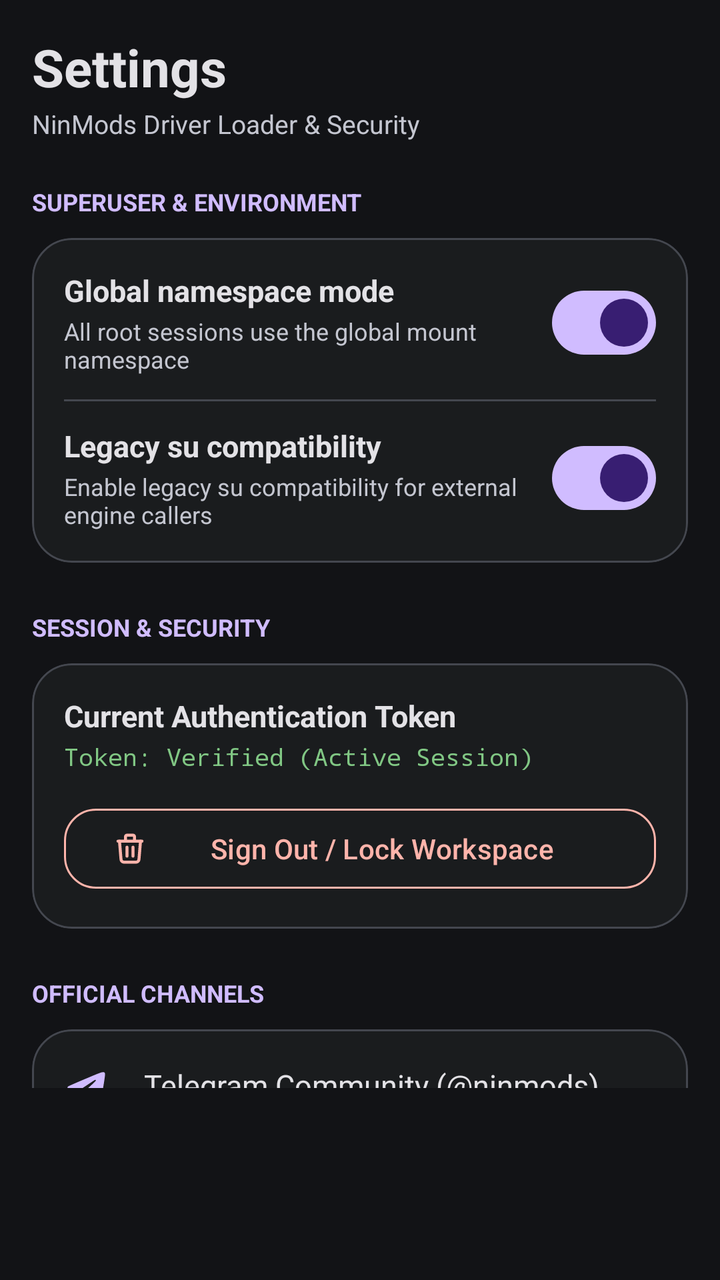
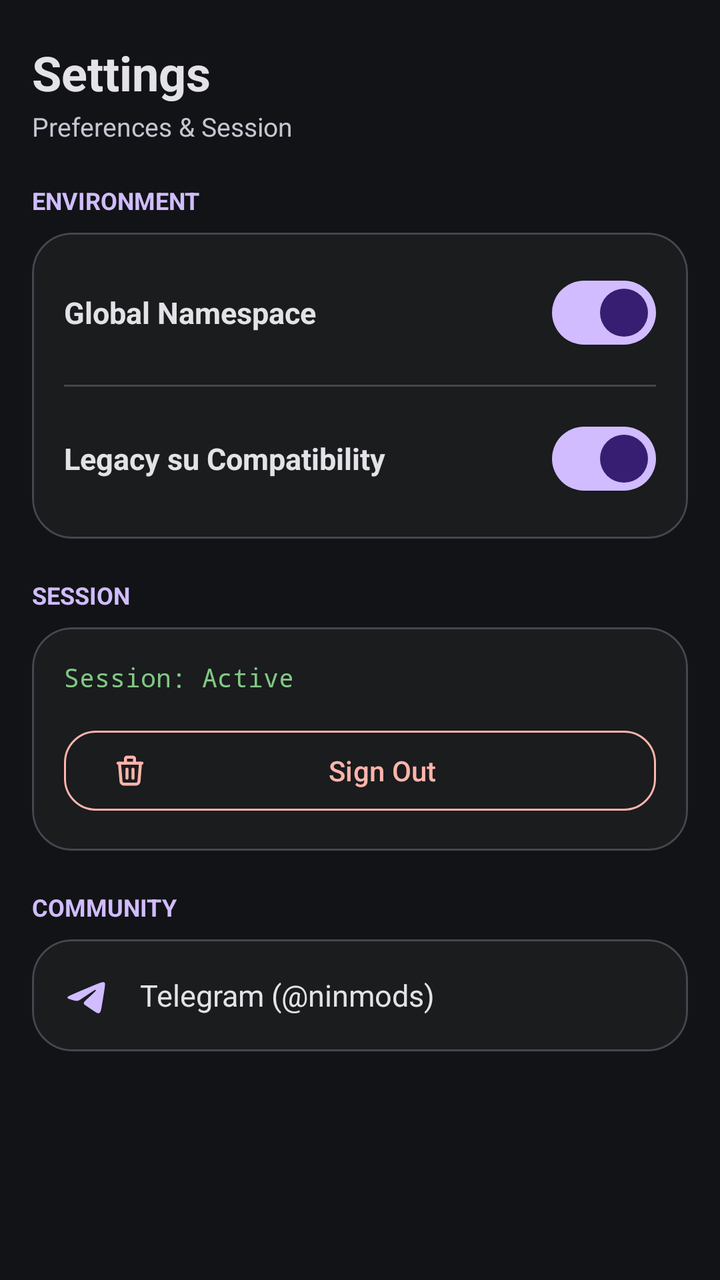

The first picture is an Android layout as it rendered before a commit; the second is the same layout after the commit. The layout source and the unified diff follow.
<!-- AndroidManifest.xml: application theme Theme.DriverLoader -->
<!-- res/layout/fragment_settings.xml -->
<?xml version="1.0" encoding="utf-8"?>
<ScrollView xmlns:android="http://schemas.android.com/apk/res/android"
    xmlns:app="http://schemas.android.com/apk/res-auto"
    android:layout_width="match_parent"
    android:layout_height="match_parent"
    android:background="@color/apatch_background"
    android:paddingHorizontal="16dp"
    android:paddingTop="16dp"
    android:paddingBottom="96dp">

    <LinearLayout
        android:layout_width="match_parent"
        android:layout_height="wrap_content"
        android:orientation="vertical">

        
        <TextView
            android:layout_width="wrap_content"
            android:layout_height="wrap_content"
            android:text="Settings"
            android:textColor="@color/apatch_text_primary"
            android:textSize="26sp"
            android:textStyle="bold" />

        <TextView
            android:layout_width="wrap_content"
            android:layout_height="wrap_content"
            android:layout_marginTop="2dp"
            android:text="NinMods Driver Loader &amp; Security"
            android:textColor="@color/apatch_text_secondary"
            android:textSize="13sp" />

        
        <TextView
            android:layout_width="wrap_content"
            android:layout_height="wrap_content"
            android:layout_marginTop="22dp"
            android:text="SUPERUSER &amp; ENVIRONMENT"
            android:textColor="@color/apatch_primary"
            android:textSize="12sp"
            android:textStyle="bold" />

        <com.google.android.material.card.MaterialCardView
            android:layout_width="match_parent"
            android:layout_height="wrap_content"
            android:layout_marginTop="10dp"
            app:cardCornerRadius="20dp"
            app:cardBackgroundColor="@color/apatch_surface"
            app:strokeColor="@color/apatch_outline"
            app:strokeWidth="1dp">

            <LinearLayout
                android:layout_width="match_parent"
                android:layout_height="wrap_content"
                android:orientation="vertical"
                android:padding="16dp">

                <LinearLayout
                    android:layout_width="match_parent"
                    android:layout_height="wrap_content"
                    android:orientation="horizontal"
                    android:gravity="center_vertical">

                    <LinearLayout
                        android:layout_width="0dp"
                        android:layout_height="wrap_content"
                        android:layout_weight="1"
                        android:orientation="vertical">

                        <TextView
                            android:layout_width="wrap_content"
                            android:layout_height="wrap_content"
                            android:text="Global namespace mode"
                            android:textColor="@color/apatch_text_primary"
                            android:textSize="15sp"
                            android:textStyle="bold" />

                        <TextView
                            android:layout_width="wrap_content"
                            android:layout_height="wrap_content"
                            android:layout_marginTop="2dp"
                            android:text="All root sessions use the global mount namespace"
                            android:textColor="@color/apatch_text_secondary"
                            android:textSize="12sp" />
                    </LinearLayout>

                    <com.google.android.material.materialswitch.MaterialSwitch
                        android:id="@+id/swGlobalNamespace"
                        android:layout_width="wrap_content"
                        android:layout_height="wrap_content"
                        android:checked="true" />
                </LinearLayout>

                <View
                    android:layout_width="match_parent"
                    android:layout_height="1dp"
                    android:layout_marginVertical="12dp"
                    android:background="@color/apatch_outline" />

                <LinearLayout
                    android:layout_width="match_parent"
                    android:layout_height="wrap_content"
                    android:orientation="horizontal"
                    android:gravity="center_vertical">

                    <LinearLayout
                        android:layout_width="0dp"
                        android:layout_height="wrap_content"
                        android:layout_weight="1"
                        android:orientation="vertical">

                        <TextView
                            android:layout_width="wrap_content"
                            android:layout_height="wrap_content"
                            android:text="Legacy su compatibility"
                            android:textColor="@color/apatch_text_primary"
                            android:textSize="15sp"
                            android:textStyle="bold" />

                        <TextView
                            android:layout_width="wrap_content"
                            android:layout_height="wrap_content"
                            android:layout_marginTop="2dp"
                            android:text="Enable legacy su compatibility for external engine callers"
                            android:textColor="@color/apatch_text_secondary"
                            android:textSize="12sp" />
                    </LinearLayout>

                    <com.google.android.material.materialswitch.MaterialSwitch
                        android:id="@+id/swLegacySu"
                        android:layout_width="wrap_content"
                        android:layout_height="wrap_content"
                        android:checked="true" />
                </LinearLayout>

            </LinearLayout>
        </com.google.android.material.card.MaterialCardView>

        
        <TextView
            android:layout_width="wrap_content"
            android:layout_height="wrap_content"
            android:layout_marginTop="24dp"
            android:text="SESSION &amp; SECURITY"
            android:textColor="@color/apatch_primary"
            android:textSize="12sp"
            android:textStyle="bold" />

        <com.google.android.material.card.MaterialCardView
            android:layout_width="match_parent"
            android:layout_height="wrap_content"
            android:layout_marginTop="10dp"
            app:cardCornerRadius="20dp"
            app:cardBackgroundColor="@color/apatch_surface"
            app:strokeColor="@color/apatch_outline"
            app:strokeWidth="1dp">

            <LinearLayout
                android:layout_width="match_parent"
                android:layout_height="wrap_content"
                android:orientation="vertical"
                android:padding="16dp">

                <TextView
                    android:layout_width="wrap_content"
                    android:layout_height="wrap_content"
                    android:text="Current Authentication Token"
                    android:textColor="@color/apatch_text_primary"
                    android:textSize="15sp"
                    android:textStyle="bold" />

                <TextView
                    android:id="@+id/tvCurrentAuthKey"
                    android:layout_width="wrap_content"
                    android:layout_height="wrap_content"
                    android:layout_marginTop="2dp"
                    android:text="Token: Verified (Active Session)"
                    android:textColor="@color/apatch_success"
                    android:textSize="12sp"
                    android:fontFamily="monospace" />

                <com.google.android.material.button.MaterialButton
                    android:id="@+id/btnLogout"
                    android:layout_width="match_parent"
                    android:layout_height="48dp"
                    android:layout_marginTop="14dp"
                    android:text="Sign Out / Lock Workspace"
                    android:textColor="@color/apatch_error"
                    app:strokeColor="@color/apatch_error"
                    app:strokeWidth="1dp"
                    style="@style/Widget.Material3.Button.OutlinedButton"
                    app:cornerRadius="16dp"
                    app:icon="@drawable/trash"
                    app:iconTint="@color/apatch_error" />

            </LinearLayout>
        </com.google.android.material.card.MaterialCardView>

        
        <TextView
            android:layout_width="wrap_content"
            android:layout_height="wrap_content"
            android:layout_marginTop="24dp"
            android:text="OFFICIAL CHANNELS"
            android:textColor="@color/apatch_primary"
            android:textSize="12sp"
            android:textStyle="bold" />

        <com.google.android.material.card.MaterialCardView
            android:layout_width="match_parent"
            android:layout_height="wrap_content"
            android:layout_marginTop="10dp"
            app:cardCornerRadius="20dp"
            app:cardBackgroundColor="@color/apatch_surface"
            app:strokeColor="@color/apatch_outline"
            app:strokeWidth="1dp">

            <LinearLayout
                android:layout_width="match_parent"
                android:layout_height="wrap_content"
                android:orientation="vertical"
                android:padding="16dp">

                <LinearLayout
                    android:id="@+id/layoutTelegram"
                    android:layout_width="match_parent"
                    android:layout_height="wrap_content"
                    android:orientation="horizontal"
                    android:gravity="center_vertical"
                    android:clickable="true"
                    android:focusable="true">

                    <ImageView
                        android:layout_width="24dp"
                        android:layout_height="24dp"
                        android:src="@drawable/telegram"
                        app:tint="@color/apatch_primary" />

                    <TextView
                        android:layout_width="wrap_content"
                        android:layout_height="wrap_content"
                        android:layout_marginStart="16dp"
                        android:text="Telegram Community (@ninmods)"
                        android:textColor="@color/apatch_text_primary"
                        android:textSize="15sp" />
                </LinearLayout>

            </LinearLayout>
        </com.google.android.material.card.MaterialCardView>

    </LinearLayout>
</ScrollView>
<!-- resources referenced by this layout -->
<resources>
  <color name="apatch_background">#121316</color>
  <color name="apatch_error">#FFB4AB</color>
  <color name="apatch_outline">#44474F</color>
  <color name="apatch_primary">#D0BCFF</color>
  <color name="apatch_success">#81C784</color>
  <color name="apatch_surface">#1A1C1E</color>
  <color name="apatch_text_primary">#E3E2E6</color>
  <color name="apatch_text_secondary">#C4C6D0</color>
  <!-- drawable telegram (drawable) -->
  <vector xmlns:android="http://schemas.android.com/apk/res/android"
      android:width="24dp"
      android:height="24dp"
      android:viewportWidth="1024"
      android:viewportHeight="1024">
      <path
          android:fillColor="#ffff"
          android:pathData="M769.45,245.76c21.08,-7.47 42.28,-15.36 65.19,-15.36 27.05,0.04 39.94,11.73 40.32,38.83 0.68,44.03 -8.66,87.17 -13.99,130.69 -2.99,24.32 -45.27,285.95 -64.77,392.19 -4.05,22.06 -7.04,44.37 -16.38,65.15 -15.15,33.66 -36.1,43.14 -71.21,31.7 -15.96,-5.21 -29.99,-13.99 -43.78,-23.34 -66.99,-45.27 -211.67,-142.98 -216.7,-146.99 -31.15,-24.87 -36.95,-45.4 -5.42,-78.59 34.86,-36.69 132.44,-124.37 143.15,-134.83a956.84,956.84 0,0 0,84.91 -83.03c5.85,-6.4 12.76,-13.4 5.21,-22.27 -7.34,-8.62 -15.79,-3.84 -23.17,0.73a2884.91,2884.91 0,0 0,-135.42 89.3c-53.72,35.71 -108.46,70.02 -160.77,107.65 -42.67,30.68 -86.74,41.26 -137.47,26.07 -37.89,-11.31 -76.12,-21.5 -113.15,-35.41 -13.87,-5.16 -30.29,-10.45 -30.98,-28.5 -0.6,-16.85 14.12,-24.45 26.79,-31.15 44.16,-23.34 310.61,-136.83 383.62,-166.91 94.55,-38.95 187.61,-81.71 284.03,-115.93z" />
  </vector>
  <!-- drawable trash (drawable) -->
  <vector xmlns:android="http://schemas.android.com/apk/res/android"
      android:width="24dp"
      android:height="24dp"
      android:viewportWidth="24"
      android:viewportHeight="24">
      <path
          android:pathData="M4,7l16,0"
          android:strokeLineJoin="round"
          android:strokeWidth="2"
          android:strokeColor="#ffff"
          android:strokeLineCap="round"/>
      <path
          android:pathData="M10,11l0,6"
          android:strokeLineJoin="round"
          android:strokeWidth="2"
          android:strokeColor="#ffff"
          android:strokeLineCap="round"/>
      <path
          android:pathData="M14,11l0,6"
          android:strokeLineJoin="round"
          android:strokeWidth="2"
          android:strokeColor="#ffff"
          android:strokeLineCap="round"/>
      <path
          android:pathData="M5,7l1,12a2,2 0,0 0,2 2h8a2,2 0,0 0,2 -2l1,-12"
          android:strokeLineJoin="round"
          android:strokeWidth="2"
          android:strokeColor="#ffff"
          android:strokeLineCap="round"/>
      <path
          android:pathData="M9,7v-3a1,1 0,0 1,1 -1h4a1,1 0,0 1,1 1v3"
          android:strokeLineJoin="round"
          android:strokeWidth="2"
          android:strokeColor="#ffff"
          android:strokeLineCap="round"/>
  </vector>
  <style name="Theme.DriverLoader" parent="Theme.Material3.Dark.NoActionBar">
          <item name="android:statusBarColor">@color/apatch_background</item>
          <item name="android:navigationBarColor">@color/apatch_surface</item>
          <item name="android:windowBackground">@color/apatch_background</item>
          <item name="colorPrimary">@color/apatch_primary</item>
          <item name="colorSecondary">@color/apatch_secondary</item>
          <item name="colorSurface">@color/apatch_surface</item>
          <item name="colorOutline">@color/apatch_outline</item>
      </style>
  <color name="apatch_secondary">#CCC2DC</color>
</resources>

<!-- the commit's change to res/layout/fragment_settings.xml (unified diff, before → after) -->
@@ -5,7 +5,7 @@
     android:layout_height="match_parent"
     android:background="@color/apatch_background"
     android:paddingHorizontal="16dp"
-    android:paddingTop="16dp"
+    android:paddingTop="20dp"
     android:paddingBottom="96dp">
 
     <LinearLayout
@@ -19,14 +19,14 @@
             android:layout_height="wrap_content"
             android:text="Settings"
             android:textColor="@color/apatch_text_primary"
-            android:textSize="26sp"
+            android:textSize="24sp"
             android:textStyle="bold" />
 
         <TextView
             android:layout_width="wrap_content"
             android:layout_height="wrap_content"
             android:layout_marginTop="2dp"
-            android:text="NinMods Driver Loader &amp; Security"
+            android:text="Preferences &amp; Session"
             android:textColor="@color/apatch_text_secondary"
             android:textSize="13sp" />
 
@@ -34,8 +34,8 @@
         <TextView
             android:layout_width="wrap_content"
             android:layout_height="wrap_content"
-            android:layout_marginTop="22dp"
-            android:text="SUPERUSER &amp; ENVIRONMENT"
+            android:layout_marginTop="20dp"
+            android:text="ENVIRONMENT"
             android:textColor="@color/apatch_primary"
             android:textSize="12sp"
             android:textStyle="bold" />
@@ -43,7 +43,7 @@
         <com.google.android.material.card.MaterialCardView
             android:layout_width="match_parent"
             android:layout_height="wrap_content"
-            android:layout_marginTop="10dp"
+            android:layout_marginTop="8dp"
             app:cardCornerRadius="20dp"
             app:cardBackgroundColor="@color/apatch_surface"
             app:strokeColor="@color/apatch_outline"
@@ -61,28 +61,14 @@
                     android:orientation="horizontal"
                     android:gravity="center_vertical">
 
-                    <LinearLayout
+                    <TextView
                         android:layout_width="0dp"
                         android:layout_height="wrap_content"
                         android:layout_weight="1"
-                        android:orientation="vertical">
-
-                        <TextView
-                            android:layout_width="wrap_content"
-                            android:layout_height="wrap_content"
-                            android:text="Global namespace mode"
-                            android:textColor="@color/apatch_text_primary"
-                            android:textSize="15sp"
-                            android:textStyle="bold" />
-
-                        <TextView
-                            android:layout_width="wrap_content"
-                            android:layout_height="wrap_content"
-                            android:layout_marginTop="2dp"
-                            android:text="All root sessions use the global mount namespace"
-                            android:textColor="@color/apatch_text_secondary"
-                            android:textSize="12sp" />
-                    </LinearLayout>
+                        android:text="Global Namespace"
+                        android:textColor="@color/apatch_text_primary"
+                        android:textSize="15sp"
+                        android:textStyle="bold" />
 
                     <com.google.android.material.materialswitch.MaterialSwitch
                         android:id="@+id/swGlobalNamespace"
@@ -103,28 +89,14 @@
                     android:orientation="horizontal"
                     android:gravity="center_vertical">
 
-                    <LinearLayout
+                    <TextView
                         android:layout_width="0dp"
                         android:layout_height="wrap_content"
                         android:layout_weight="1"
-                        android:orientation="vertical">
-
-                        <TextView
-                            android:layout_width="wrap_content"
-                            android:layout_height="wrap_content"
-                            android:text="Legacy su compatibility"
-                            android:textColor="@color/apatch_text_primary"
-                            android:textSize="15sp"
-                            android:textStyle="bold" />
-
-                        <TextView
-                            android:layout_width="wrap_content"
-                            android:layout_height="wrap_content"
-                            android:layout_marginTop="2dp"
-                            android:text="Enable legacy su compatibility for external engine callers"
-                            android:textColor="@color/apatch_text_secondary"
-                            android:textSize="12sp" />
-                    </LinearLayout>
+                        android:text="Legacy su Compatibility"
+                        android:textColor="@color/apatch_text_primary"
+                        android:textSize="15sp"
+                        android:textStyle="bold" />
 
                     <com.google.android.material.materialswitch.MaterialSwitch
                         android:id="@+id/swLegacySu"
@@ -140,8 +112,8 @@
         <TextView
             android:layout_width="wrap_content"
             android:layout_height="wrap_content"
-            android:layout_marginTop="24dp"
-            android:text="SESSION &amp; SECURITY"
+            android:layout_marginTop="20dp"
+            android:text="SESSION"
             android:textColor="@color/apatch_primary"
             android:textSize="12sp"
             android:textStyle="bold" />
@@ -149,7 +121,7 @@
         <com.google.android.material.card.MaterialCardView
             android:layout_width="match_parent"
             android:layout_height="wrap_content"
-            android:layout_marginTop="10dp"
+            android:layout_marginTop="8dp"
             app:cardCornerRadius="20dp"
             app:cardBackgroundColor="@color/apatch_surface"
             app:strokeColor="@color/apatch_outline"
@@ -162,21 +134,12 @@
                 android:padding="16dp">
 
                 <TextView
-                    android:layout_width="wrap_content"
-                    android:layout_height="wrap_content"
-                    android:text="Current Authentication Token"
-                    android:textColor="@color/apatch_text_primary"
-                    android:textSize="15sp"
-                    android:textStyle="bold" />
-
-                <TextView
                     android:id="@+id/tvCurrentAuthKey"
                     android:layout_width="wrap_content"
                     android:layout_height="wrap_content"
-                    android:layout_marginTop="2dp"
-                    android:text="Token: Verified (Active Session)"
+                    android:text="Session: Active"
                     android:textColor="@color/apatch_success"
-                    android:textSize="12sp"
+                    android:textSize="13sp"
                     android:fontFamily="monospace" />
 
                 <com.google.android.material.button.MaterialButton
@@ -184,7 +147,7 @@
                     android:layout_width="match_parent"
                     android:layout_height="48dp"
                     android:layout_marginTop="14dp"
-                    android:text="Sign Out / Lock Workspace"
+                    android:text="Sign Out"
                     android:textColor="@color/apatch_error"
                     app:strokeColor="@color/apatch_error"
                     app:strokeWidth="1dp"
@@ -200,8 +163,8 @@
         <TextView
             android:layout_width="wrap_content"
             android:layout_height="wrap_content"
-            android:layout_marginTop="24dp"
-            android:text="OFFICIAL CHANNELS"
+            android:layout_marginTop="20dp"
+            android:text="COMMUNITY"
             android:textColor="@color/apatch_primary"
             android:textSize="12sp"
             android:textStyle="bold" />
@@ -209,42 +172,35 @@
         <com.google.android.material.card.MaterialCardView
             android:layout_width="match_parent"
             android:layout_height="wrap_content"
-            android:layout_marginTop="10dp"
+            android:layout_marginTop="8dp"
             app:cardCornerRadius="20dp"
             app:cardBackgroundColor="@color/apatch_surface"
             app:strokeColor="@color/apatch_outline"
             app:strokeWidth="1dp">
 
             <LinearLayout
+                android:id="@+id/layoutTelegram"
                 android:layout_width="match_parent"
                 android:layout_height="wrap_content"
-                android:orientation="vertical"
-                android:padding="16dp">
-
-                <LinearLayout
-                    android:id="@+id/layoutTelegram"
-                    android:layout_width="match_parent"
-                    android:layout_height="wrap_content"
-                    android:orientation="horizontal"
-                    android:gravity="center_vertical"
-                    android:clickable="true"
-                    android:focusable="true">
-
-                    <ImageView
-                        android:layout_width="24dp"
-                        android:layout_height="24dp"
-                        android:src="@drawable/telegram"
-                        app:tint="@color/apatch_primary" />
-
-                    <TextView
-                        android:layout_width="wrap_content"
-                        android:layout_height="wrap_content"
-                        android:layout_marginStart="16dp"
-                        android:text="Telegram Community (@ninmods)"
-                        android:textColor="@color/apatch_text_primary"
-                        android:textSize="15sp" />
-                </LinearLayout>
-
+                android:orientation="horizontal"
+                android:gravity="center_vertical"
+                android:padding="16dp"
+                android:clickable="true"
+                android:focusable="true">
+
+                <ImageView
+                    android:layout_width="24dp"
+                    android:layout_height="24dp"
+                    android:src="@drawable/telegram"
+                    app:tint="@color/apatch_primary" />
+
+                <TextView
+                    android:layout_width="wrap_content"
+                    android:layout_height="wrap_content"
+                    android:layout_marginStart="14dp"
+                    android:text="Telegram (@ninmods)"
+                    android:textColor="@color/apatch_text_primary"
+                    android:textSize="15sp" />
             </LinearLayout>
         </com.google.android.material.card.MaterialCardView>
 
